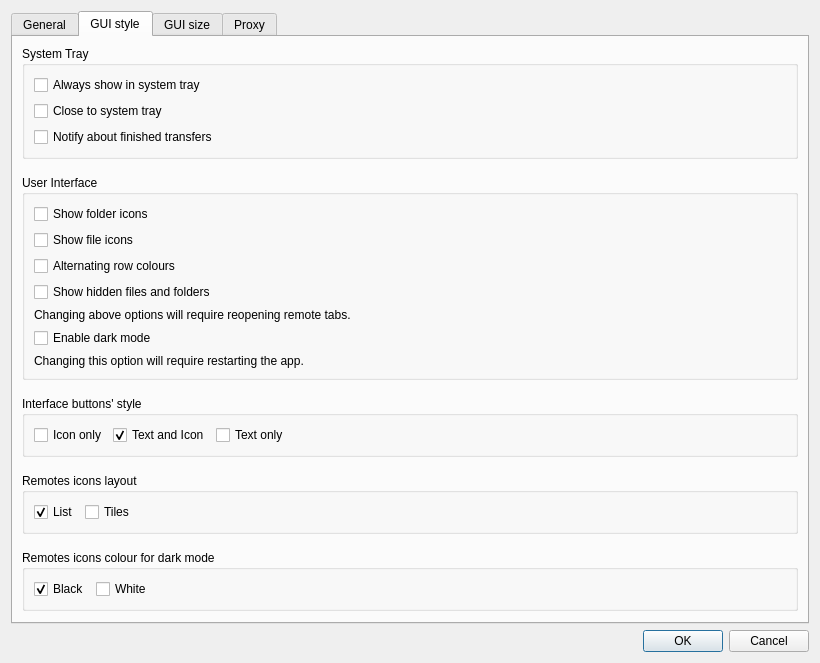
This is src/preferences_dialog.ui in holazt/RcloneBrowser as Qt 5 draws it before an edit. The edited form follows.
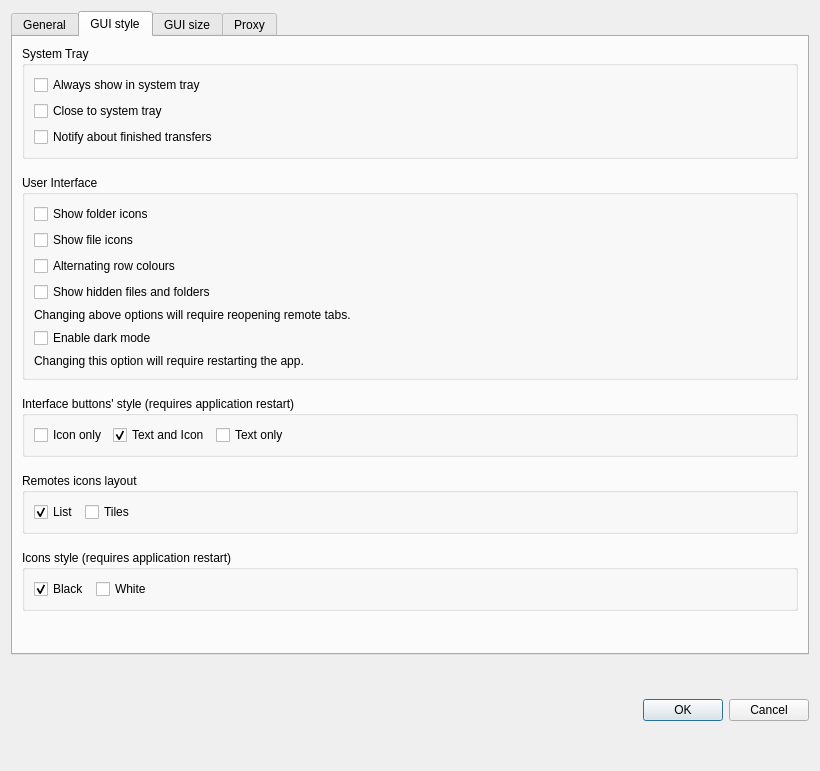
This is the edited form. The open tabs and pages were chosen to show the change.

Commit message: added global icons style switch - black or white for now

The edit to the form file:
```diff
--- a/src/preferences_dialog.ui
+++ b/src/preferences_dialog.ui
@@ -7,9 +7,15 @@
     <x>0</x>
     <y>0</y>
     <width>820</width>
-    <height>631</height>
+    <height>771</height>
    </rect>
   </property>
+  <property name="sizePolicy">
+   <sizepolicy hsizetype="Preferred" vsizetype="Minimum">
+    <horstretch>0</horstretch>
+    <verstretch>0</verstretch>
+   </sizepolicy>
+  </property>
   <property name="minimumSize">
    <size>
     <width>820</width>
@@ -533,7 +539,7 @@
           <bool>true</bool>
          </property>
          <property name="title">
-          <string>Interface buttons' style</string>
+          <string>Interface buttons' style (requires application restart)</string>
          </property>
          <layout class="QHBoxLayout" name="horizontalLayout_3">
           <item>
@@ -668,7 +674,7 @@
        <item>
         <widget class="QGroupBox" name="remotes_colour">
          <property name="title">
-          <string>Remotes icons colour for dark mode</string>
+          <string>Icons style (requires application restart)</string>
          </property>
          <layout class="QHBoxLayout" name="horizontalLayout_6">
           <item>
```
Left out of the diff: 9 changed lines with no effect on the pictures. The commit also changes 10 other files.
